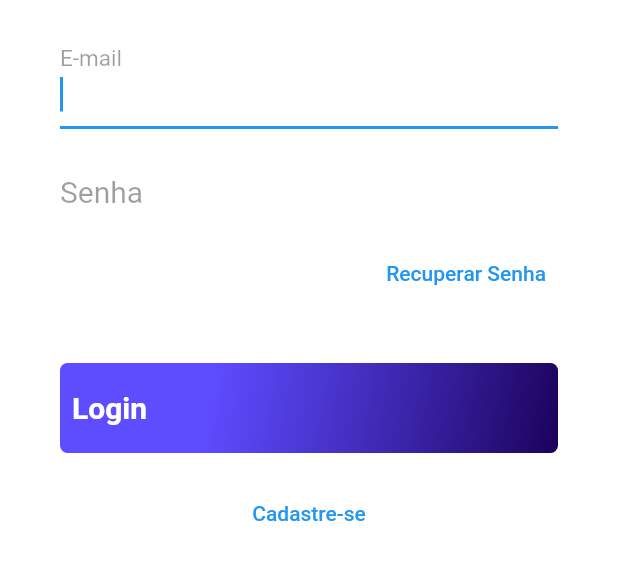
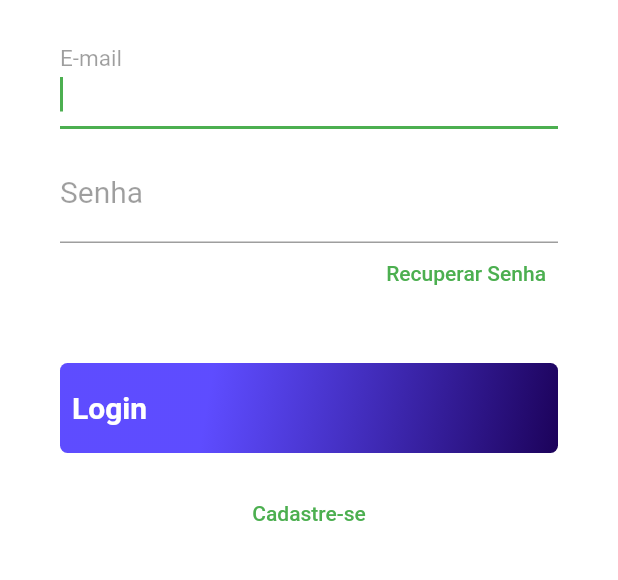
Before and after one commit to ifpr-paranavai/app_veterinaria_gado, a Flutter app: the screen it shows after launch, on a phone screen of 412 x 824 dp, the part 282-862 px from its top. Run offline on Flutter 3.47's test engine with Material 2 defaults, Android fonts, the phone set to English and light mode, and no system bars; our stand-ins replace sqflite; accounts and stored records are empty.

Commit message:
Arrumando as cores do app

```diff
--- a/lib/main.dart
+++ b/lib/main.dart
@@ -14,7 +14,11 @@ class MyApp extends StatelessWidget {
   Widget build(BuildContext context) {
     return MaterialApp(
       debugShowCheckedModeBanner: false,
-      theme: ThemeData.dark(),
+      //theme: ThemeData.dark(),
+      theme: ThemeData(
+        primarySwatch: Colors.green,
+        visualDensity: VisualDensity.adaptivePlatformDensity,
+      ),
       home: LoginScreen(),
     );
   }
```
Also changed, not shown: lib/Pages/Breed/BreedList.dart (+7 -5 lines), lib/Pages/Formularios/Gado/ListagemGado.dart (+7 -6 lines), lib/Pages/Usuario/UserList.dart (+10 -9 lines).
